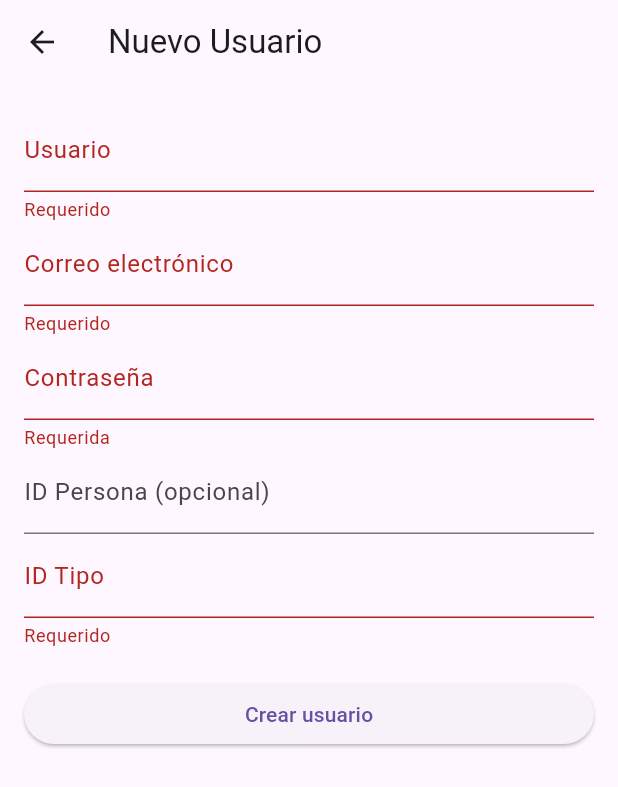
After one commit to daemons33/fluttry, a Flutter app: the UsuarioFormPage screen opened directly, after a tap on "Crear usuario", on a phone screen of 412 x 824 dp. The commit adds this screen. Shown: the top 787 px of the screen. Run offline on Flutter 3.47's test engine with Material 3 defaults, Android fonts, the phone set to English and light mode, and no system bars; our stand-ins replace device_info_plus, flutter_secure_storage, shared_preferences; accounts and stored records are empty; network calls fail.

Commit message:
Crud usuario

```diff
--- a/lib/core/routes/app_router.dart
+++ b/lib/core/routes/app_router.dart
@@ -4,12 +4,14 @@ import 'package:hw/features/auth/pages/register_page.dart';
 import 'package:hw/features/home/pages/home_page.dart';
 import 'package:hw/core/storage/secure_storage.dart';
 import 'package:hw/core/widgets/base_scaffold.dart';
+import 'package:hw/features/usuario/pages/usuario_page.dart';
 
 class AppRouter {
   static const String login = '/login';
   static const String register = '/register';
   static const String home = '/home';
   static const String initial = '/';
+  static const String usuarios = '/usuarios';
 
   static Route<dynamic> generateRoute(RouteSettings settings) {
     switch (settings.name) {
@@ -18,6 +20,9 @@ class AppRouter {
 
       case login:
         return MaterialPageRoute(builder: (_) => const LoginPage());
+
+      case usuarios:
+        return MaterialPageRoute(builder: (_) => const UsuarioPage());
 
       // case register:
       //   return MaterialPageRoute(builder: (_) => const RegisterPage());
--- a/lib/features/home/pages/home_page.dart
+++ b/lib/features/home/pages/home_page.dart
@@ -59,8 +59,10 @@ class _HomePageState extends State<HomePage> {
               ),
             const SizedBox(height: 20),
             ElevatedButton(
-              onPressed: getUsuarios,
-              child: const Text('GET a Usuarios'),
+              onPressed: () {
+                Navigator.pushNamed(context, '/usuarios');
+              },
+              child: const Text('Ver Usuarios'),
             ),
             const SizedBox(height: 10),
             ElevatedButton(
--- /dev/null
+++ b/lib/features/usuario/pages/usuario_form_page.dart
@@ -0,0 +1,106 @@
+import 'package:flutter/material.dart';
+import 'package:hw/features/usuario/controllers/api_usuario.dart';
+
+class UsuarioFormPage extends StatefulWidget {
+  final Map<String, dynamic>? usuario;
+  const UsuarioFormPage({Key? key, this.usuario}) : super(key: key);
+
+  @override
+  State<UsuarioFormPage> createState() => _UsuarioFormPageState();
+}
+
+class _UsuarioFormPageState extends State<UsuarioFormPage> {
+  final _formKey = GlobalKey<FormState>();
+  final _usuarioCtrl = TextEditingController();
+  final _correoCtrl = TextEditingController();
+  final _contraseniaCtrl = TextEditingController();
+  final _idpersonaCtrl = TextEditingController();
+  final _idtipoCtrl = TextEditingController();
+  bool loading = false;
+
+  @override
+  void initState() {
+    super.initState();
+    if (widget.usuario != null) {
+      _usuarioCtrl.text = widget.usuario!['usuario'] ?? '';
+      _correoCtrl.text = widget.usuario!['correoelectronico'] ?? '';
+      _idpersonaCtrl.text = widget.usuario!['idpersona']?.toString() ?? '';
+      _idtipoCtrl.text = widget.usuario!['idtipo']?.toString() ?? '';
+    }
+  }
+
+  Future<void> _guardar() async {
+    if (!_formKey.currentState!.validate()) return;
+
+    final data = {
+      'usuario': _usuarioCtrl.text,
+      'correoelectronico': _correoCtrl.text,
+      'contrasenia': _contraseniaCtrl.text,
+      'idpersona': _idpersonaCtrl.text.isEmpty ? null : int.parse(_idpersonaCtrl.text),
+      'idtipo': int.parse(_idtipoCtrl.text),
+    };
+
+    setState(() => loading = true);
+    try {
+      if (widget.usuario == null) {
+        await ApiUsuario.crearUsuario(data);
+      } else {
+        await ApiUsuario.actualizarUsuario(widget.usuario!['id'], data);
+      }
+      Navigator.pop(context);
+    } catch (e) {
+      ScaffoldMessenger.of(context).showSnackBar(SnackBar(content: Text('Error: $e')));
+    } finally {
+      setState(() => loading = false);
+    }
+  }
+
+  @override
+  Widget build(BuildContext context) {
+    final isEdit = widget.usuario != null;
+    return Scaffold(
+      appBar: AppBar(title: Text(isEdit ? 'Editar Usuario' : 'Nuevo Usuario')),
+      body: Padding(
+        padding: const EdgeInsets.all(16),
+        child: Form(
+          key: _formKey,
+          child: ListView(
+            children: [
+              TextFormField(
+                controller: _usuarioCtrl,
+                decoration: const InputDecoration(labelText: 'Usuario'),
+                validator: (v) => v == null || v.isEmpty ? 'Requerido' : null,
+              ),
+              TextFormField(
+                controller: _correoCtrl,
+                decoration: const InputDecoration(labelText: 'Correo electrónico'),
+                validator: (v) => v == null || v.isEmpty ? 'Requerido' : null,
+              ),
+              if (!isEdit)
+                TextFormField(
+                  controller: _contraseniaCtrl,
+                  obscureText: true,
+                  decoration: const InputDecoration(labelText: 'Contraseña'),
+                  validator: (v) => v == null || v.isEmpty ? 'Requerida' : null,
+                ),
+              TextFormField(
+                controller: _idpersonaCtrl,
+                decoration: const InputDecoration(labelText: 'ID Persona (opcional)'),
+              ),
+              TextFormField(
+                controller: _idtipoCtrl,
+                decoration: const InputDecoration(labelText: 'ID Tipo'),
+                validator: (v) => v == null || v.isEmpty ? 'Requerido' : null,
+              ),
+              const SizedBox(height: 20),
+              ElevatedButton(
+                onPressed: loading ? null : _guardar,
+                child: Text(isEdit ? 'Guardar cambios' : 'Crear usuario'),
+              ),
+            ],
+          ),
+        ),
+      ),
+    );
+  }
+}
```
Also changed, not shown: lib/features/usuario/controllers/api_usuario.dart (added, +74 -0 lines), lib/features/usuario/pages/usuario_page.dart (added, +116 -0 lines), lib/features/usuario/widgets/usuario_form.dart (added).
